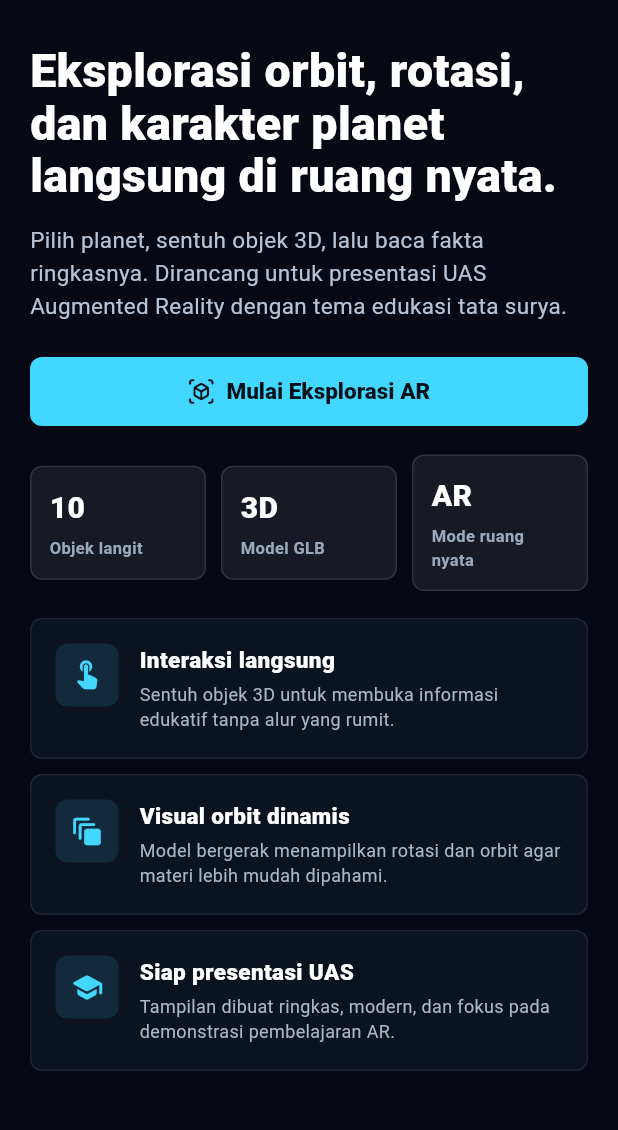
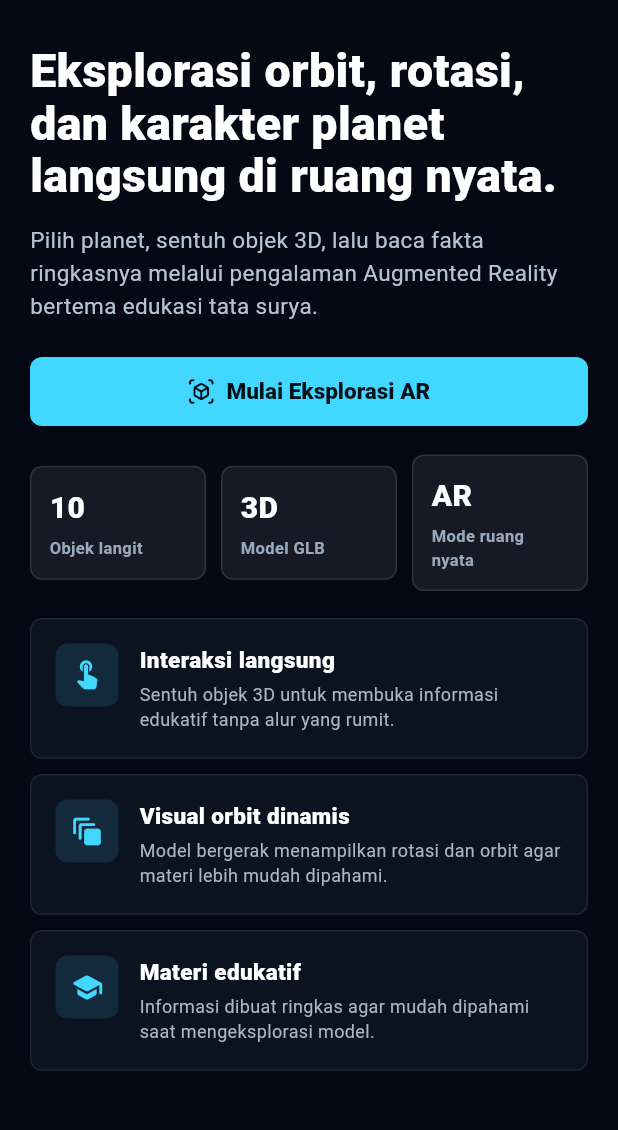
Before and after one commit to rakaalpiansyah/AR-TataSurya, a Flutter app: the screen it shows after launch, on a phone screen of 412 x 824 dp, the part 105-1235 px from its top. Run offline on Flutter 3.47's test engine with Material 3 defaults, Android fonts, the phone set to English and light mode, and no system bars; missing offline and left inert: model_viewer_plus.

Commit message:
fix model and readme

```diff
--- a/lib/screens/home_screen.dart
+++ b/lib/screens/home_screen.dart
@@ -72,7 +72,7 @@ class HomeScreen extends StatelessWidget {
                     ),
                     const SizedBox(height: 14),
                     const Text(
-                      'Pilih planet, sentuh objek 3D, lalu baca fakta ringkasnya. Dirancang untuk presentasi UAS Augmented Reality dengan tema edukasi tata surya.',
+                      'Pilih planet, sentuh objek 3D, lalu baca fakta ringkasnya melalui pengalaman Augmented Reality bertema edukasi tata surya.',
                       style: TextStyle(
                         color: Color(0xFFB6C3D6),
                         fontSize: 15,
@@ -128,9 +128,9 @@ class HomeScreen extends StatelessWidget {
                     SizedBox(height: 10),
                     _FeatureItem(
                       icon: Icons.school_rounded,
-                      title: 'Siap presentasi UAS',
+                      title: 'Materi edukatif',
                       description:
-                          'Tampilan dibuat ringkas, modern, dan fokus pada demonstrasi pembelajaran AR.',
+                          'Informasi dibuat ringkas agar mudah dipahami saat mengeksplorasi model.',
                     ),
                   ],
                 ),
```
Also changed, not shown: 2 other files.
